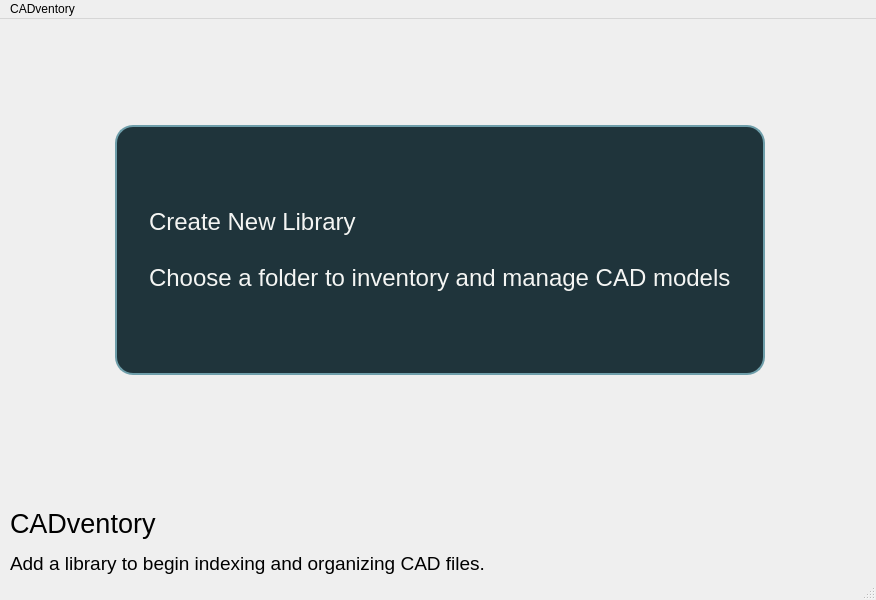
This is src/ui/windows/mainwindow.ui in BRL-CAD/cadventory as Qt 5 draws it before an edit. The edited form follows.
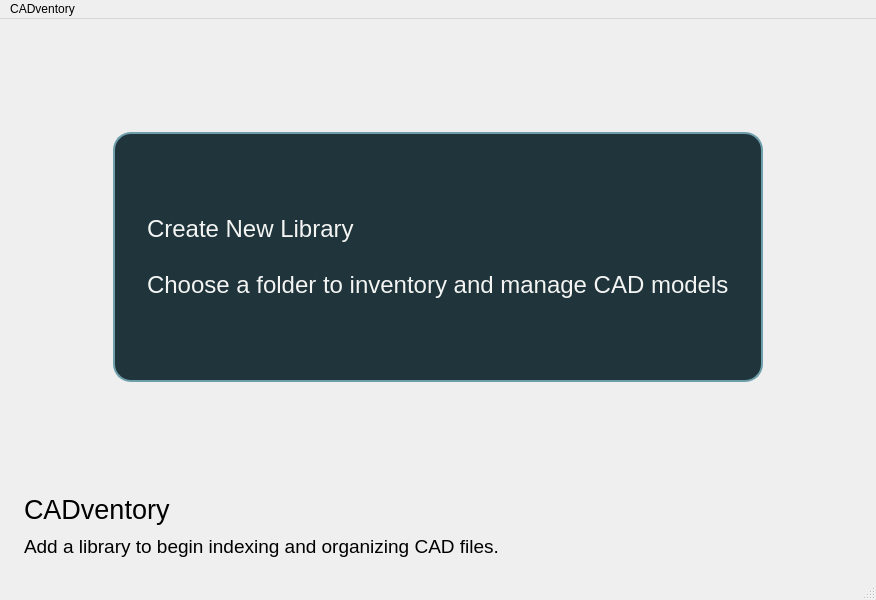
This is the edited form.

Commit message: make main window resizable again

Diff of the .ui file:
```diff
--- a/src/ui/windows/mainwindow.ui
+++ b/src/ui/windows/mainwindow.ui
@@ -14,33 +14,47 @@
    <string>MainWindow</string>
   </property>
   <widget class="QWidget" name="centralwidget">
-   <widget class="QWidget" name="librarywidget" native="true">
-    <property name="geometry">
-     <rect>
-      <x>0</x>
-      <y>0</y>
-      <width>876</width>
-      <height>580</height>
-     </rect>
+   <layout class="QVBoxLayout" name="centralLayout">
+    <property name="leftMargin">
+     <number>0</number>
     </property>
-   </widget>
-   <widget class="QWidget" name="origin" native="true">
-    <property name="geometry">
-     <rect>
-      <x>0</x>
-      <y>0</y>
-      <width>876</width>
-      <height>580</height>
-     </rect>
+    <property name="topMargin">
+     <number>0</number>
     </property>
+    <property name="rightMargin">
+     <number>0</number>
+    </property>
+    <property name="bottomMargin">
+     <number>0</number>
+    </property>
+    <item>
+     <widget class="QWidget" name="librarywidget" native="true"/>
+    </item>
+    <item>
+     <widget class="QWidget" name="origin" native="true">
+    <layout class="QVBoxLayout" name="originLayout">
+     <property name="leftMargin">
+      <number>24</number>
+     </property>
+     <property name="topMargin">
+      <number>24</number>
+     </property>
+     <property name="rightMargin">
+      <number>24</number>
+     </property>
+     <property name="bottomMargin">
+      <number>20</number>
+     </property>
+     <property name="spacing">
+      <number>10</number>
+     </property>
+     <item>
     <widget class="QWidget" name="gridLayoutWidget">
-     <property name="geometry">
-      <rect>
-       <x>10</x>
-       <y>0</y>
-       <width>861</width>
-       <height>481</height>
-      </rect>
+     <property name="sizePolicy">
+      <sizepolicy hsizetype="Expanding" vsizetype="Expanding">
+       <horstretch>0</horstretch>
+       <verstretch>1</verstretch>
+      </sizepolicy>
      </property>
      <layout class="QGridLayout" name="gridLayout">
       <property name="sizeConstraint">
@@ -127,15 +141,9 @@
       </item>
      </layout>
     </widget>
+     </item>
+     <item>
     <widget class="QLabel" name="appNameVersionLabel">
-     <property name="geometry">
-      <rect>
-       <x>10</x>
-      <y>488</y>
-       <width>781</width>
-      <height>32</height>
-      </rect>
-     </property>
      <property name="font">
       <font>
       <pointsize>20</pointsize>
@@ -145,15 +153,9 @@
       <string>CADventory</string>
      </property>
     </widget>
+     </item>
+     <item>
     <widget class="QLabel" name="indexingStatus">
-     <property name="geometry">
-      <rect>
-       <x>10</x>
-      <y>528</y>
-       <width>781</width>
-      <height>32</height>
-      </rect>
-     </property>
      <property name="font">
       <font>
       <pointsize>14</pointsize>
@@ -163,7 +165,11 @@
       <string>Add a library to begin indexing and organizing CAD files.</string>
      </property>
     </widget>
-   </widget>
+     </item>
+    </layout>
+     </widget>
+    </item>
+   </layout>
   </widget>
   <widget class="QStatusBar" name="statusbar"/>
   <widget class="QMenuBar" name="menubar">
```
The commit also changes 2 other files.
